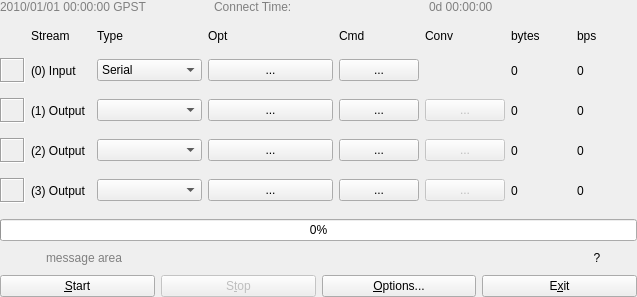
First picture: the form in app/strsvr_qt/svrmain.ui, repository tomojitakasu/RTKLIB, before the edit.
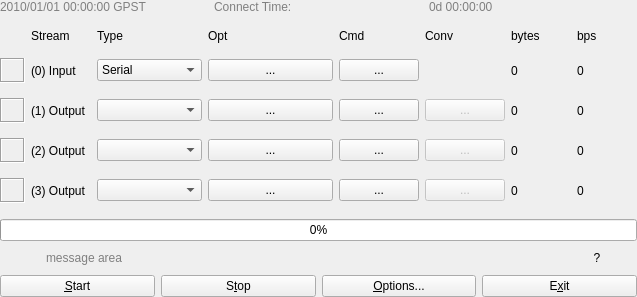
Second picture: the form after the edit. Icons and pictures are not drawn.

Commit message: - fix stop button in strsvr_qt

Patch:
```diff
--- a/app/strsvr_qt/svrmain.ui
+++ b/app/strsvr_qt/svrmain.ui
@@ -1809,9 +1809,6 @@
       </item>
       <item>
        <widget class="QPushButton" name="BtnStop">
-        <property name="enabled">
-         <bool>false</bool>
-        </property>
         <property name="toolTip">
          <string/>
         </property>
```
Left out of the diff: 12 changed lines with no effect on the pictures. The commit also changes 1 other file.
